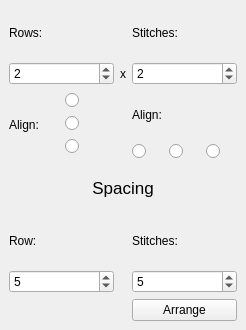
First picture: the form in src/rowsdock.ui, repository iPenguin/CrochetCharts, before the edit.
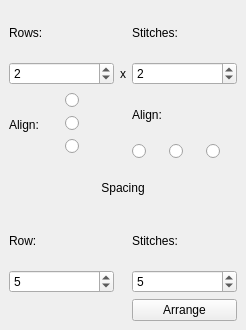
Second picture: the form after the edit.

Commit message: Change font size of spacing label

Diff of the .ui file:
```diff
--- a/src/rowsdock.ui
+++ b/src/rowsdock.ui
@@ -75,17 +75,6 @@
       </property>
      </widget>
     </item>
-    <item row="4" column="0" colspan="5">
-     <widget class="QLabel" name="label_7">
-      <property name="text">
-       <string>&lt;!DOCTYPE HTML PUBLIC &quot;-//W3C//DTD HTML 4.0//EN&quot; &quot;http://www.w3.org/TR/REC-html40/strict.dtd&quot;&gt;
-&lt;html&gt;&lt;head&gt;&lt;meta name=&quot;qrichtext&quot; content=&quot;1&quot; /&gt;&lt;style type=&quot;text/css&quot;&gt;
-p, li { white-space: pre-wrap; }
-&lt;/style&gt;&lt;/head&gt;&lt;body style=&quot; font-family:'Lucida Grande'; font-size:13pt; font-weight:400; font-style:normal;&quot;&gt;
-&lt;p align=&quot;center&quot; style=&quot; margin-top:0px; margin-bottom:0px; margin-left:0px; margin-right:0px; -qt-block-indent:0; text-indent:0px;&quot;&gt;Spacing&lt;/p&gt;&lt;/body&gt;&lt;/html&gt;</string>
-      </property>
-     </widget>
-    </item>
     <item row="2" column="1" rowspan="2">
      <layout class="QVBoxLayout" name="verticalLayout_2">
       <item>
@@ -202,6 +191,16 @@
       </property>
      </widget>
     </item>
+    <item row="4" column="0" colspan="5">
+     <widget class="QLabel" name="label_7">
+      <property name="text">
+       <string>Spacing</string>
+      </property>
+      <property name="alignment">
+       <set>Qt::AlignCenter</set>
+      </property>
+     </widget>
+    </item>
    </layout>
   </widget>
  </widget>
```
